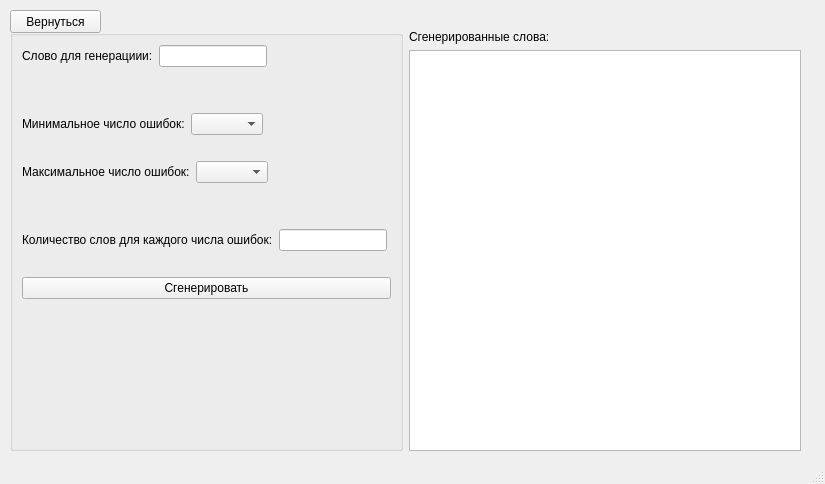
SpiderKisa/mcrs, file generationwindow.ui: the form before one commit.
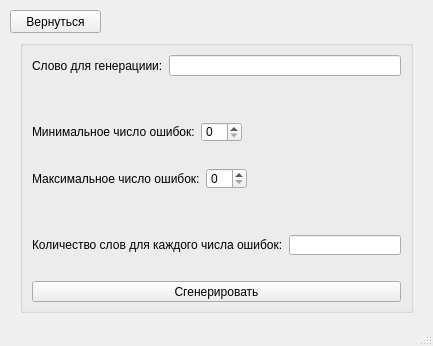
The form after the commit.

Patch:
```diff
--- a/generationwindow.ui
+++ b/generationwindow.ui
@@ -6,8 +6,8 @@
    <rect>
     <x>0</x>
     <y>0</y>
-    <width>825</width>
-    <height>484</height>
+    <width>433</width>
+    <height>346</height>
    </rect>
   </property>
   <property name="sizePolicy">
@@ -33,23 +33,20 @@
      <string>Вернуться</string>
     </property>
    </widget>
-   <widget class="QWidget" name="">
-    <property name="geometry">
-     <rect>
-      <x>10</x>
-      <y>30</y>
-      <width>791</width>
-      <height>421</height>
-     </rect>
-    </property>
-    <layout class="QHBoxLayout" name="horizontalLayout_5">
-     <item>
       <widget class="QGroupBox" name="groupBox_enter">
+    <property name="geometry">
+     <rect>
+      <x>20</x>
+      <y>40</y>
+      <width>393</width>
+      <height>273</height>
+     </rect>
+    </property>
        <property name="title">
         <string/>
        </property>
-       <layout class="QFormLayout" name="formLayout">
-        <item row="0" column="0">
+    <layout class="QVBoxLayout" name="verticalLayout">
+     <item>
          <layout class="QHBoxLayout" name="horizontalLayout">
           <item>
            <widget class="QLabel" name="label_enterPattern">
@@ -63,21 +60,104 @@
           </item>
          </layout>
         </item>
-        <item row="5" column="0">
+     <item>
+      <widget class="QLabel" name="label_patternError">
+       <property name="text">
+        <string/>
+       </property>
+      </widget>
+     </item>
+     <item>
+      <widget class="QLabel" name="label_patternError_2">
+       <property name="text">
+        <string/>
+       </property>
+      </widget>
+     </item>
+     <item>
          <layout class="QHBoxLayout" name="horizontalLayout_3">
           <item>
+        <layout class="QFormLayout" name="formLayout_2">
+         <item row="0" column="0">
+          <widget class="QLabel" name="label">
+           <property name="text">
+            <string>Минимальное число ошибок:</string>
+           </property>
+          </widget>
+         </item>
+         <item row="0" column="1">
+          <widget class="QSpinBox" name="spinBox_min"/>
+         </item>
+        </layout>
+       </item>
+       <item>
+        <spacer name="horizontalSpacer">
+         <property name="orientation">
+          <enum>Qt::Horizontal</enum>
+         </property>
+         <property name="sizeHint" stdset="0">
+          <size>
+           <width>160</width>
+           <height>20</height>
+          </size>
+         </property>
+        </spacer>
+       </item>
+      </layout>
+     </item>
+     <item>
+      <widget class="QLabel" name="label_errMinError">
+       <property name="text">
+        <string/>
+       </property>
+      </widget>
+     </item>
+     <item>
+      <layout class="QHBoxLayout" name="horizontalLayout_2">
+       <item>
+        <layout class="QFormLayout" name="formLayout">
+         <item row="0" column="0">
            <widget class="QLabel" name="label_2">
             <property name="text">
              <string>Максимальное число ошибок:</string>
             </property>
            </widget>
           </item>
+         <item row="0" column="1">
+          <widget class="QSpinBox" name="spinBox_max"/>
+         </item>
+        </layout>
+       </item>
           <item>
-           <widget class="QComboBox" name="comboBox_errMax"/>
+        <spacer name="horizontalSpacer_2">
+         <property name="orientation">
+          <enum>Qt::Horizontal</enum>
+         </property>
+         <property name="sizeHint" stdset="0">
+          <size>
+           <width>155</width>
+           <height>20</height>
+          </size>
+         </property>
+        </spacer>
           </item>
          </layout>
         </item>
-        <item row="8" column="0">
+     <item>
+      <widget class="QLabel" name="label_errMaxError">
+       <property name="text">
+        <string/>
+       </property>
+      </widget>
+     </item>
+     <item>
+      <widget class="QLabel" name="label_errMaxError_2">
+       <property name="text">
+        <string/>
+       </property>
+      </widget>
+     </item>
+     <item>
          <layout class="QHBoxLayout" name="horizontalLayout_4">
           <item>
            <widget class="QLabel" name="label_3">
@@ -91,89 +171,19 @@
           </item>
          </layout>
         </item>
-        <item row="6" column="0" colspan="2">
-         <widget class="QLabel" name="label_errMaxError">
-          <property name="text">
-           <string/>
-          </property>
-         </widget>
-        </item>
-        <item row="9" column="0" colspan="2">
+     <item>
          <widget class="QLabel" name="label_countError">
           <property name="text">
            <string/>
           </property>
          </widget>
         </item>
-        <item row="7" column="0" colspan="2">
-         <widget class="QLabel" name="label_errMaxError_2">
-          <property name="text">
-           <string/>
-          </property>
-         </widget>
-        </item>
-        <item row="4" column="0" colspan="2">
-         <widget class="QLabel" name="label_errMinError">
-          <property name="text">
-           <string/>
-          </property>
-         </widget>
-        </item>
-        <item row="1" column="0" colspan="2">
-         <widget class="QLabel" name="label_patternError">
-          <property name="text">
-           <string/>
-          </property>
-         </widget>
-        </item>
-        <item row="2" column="0" colspan="2">
-         <widget class="QLabel" name="label_patternError_2">
-          <property name="text">
-           <string/>
-          </property>
-         </widget>
-        </item>
-        <item row="10" column="0" colspan="2">
+     <item>
          <widget class="QPushButton" name="pushButton_generate">
           <property name="text">
            <string>Сгенерировать</string>
           </property>
          </widget>
-        </item>
-        <item row="3" column="0">
-         <layout class="QHBoxLayout" name="horizontalLayout_2">
-          <item>
-           <widget class="QLabel" name="label">
-            <property name="text">
-             <string>Минимальное число ошибок:</string>
-            </property>
-           </widget>
-          </item>
-          <item>
-           <widget class="QComboBox" name="comboBox_errMin"/>
-          </item>
-         </layout>
-        </item>
-       </layout>
-      </widget>
-     </item>
-     <item>
-      <layout class="QVBoxLayout" name="verticalLayout">
-       <item>
-        <widget class="QLabel" name="label_4">
-         <property name="text">
-          <string>Сгенерированные слова:</string>
-         </property>
-        </widget>
-       </item>
-       <item>
-        <widget class="QPlainTextEdit" name="plainTextEdit">
-         <property name="readOnly">
-          <bool>true</bool>
-         </property>
-        </widget>
-       </item>
-      </layout>
      </item>
     </layout>
    </widget>
```
Lines whose indentation alone changed are shown as unchanged.
